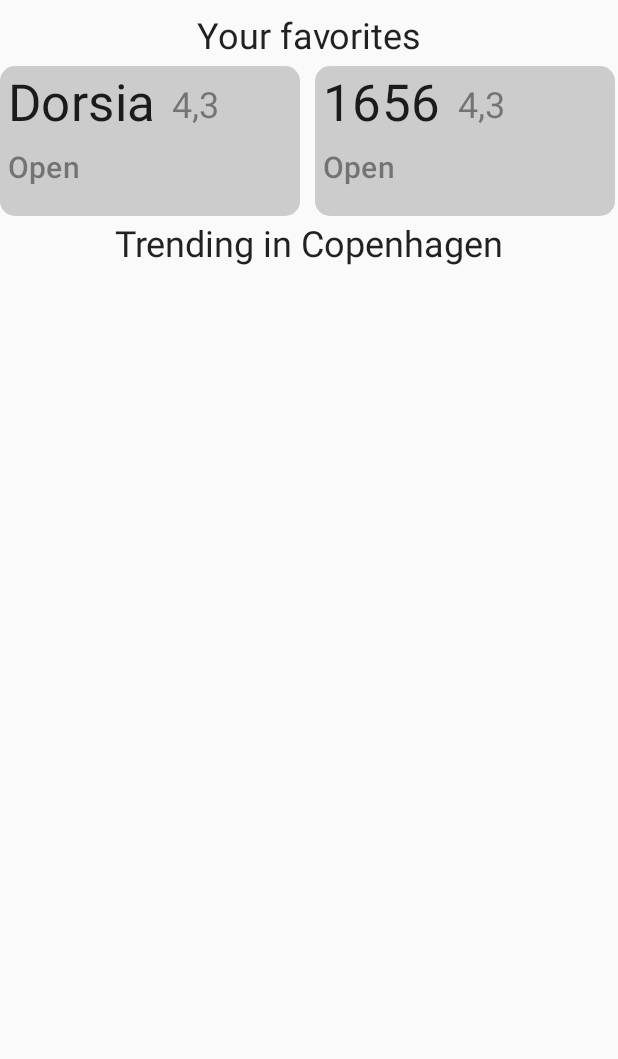
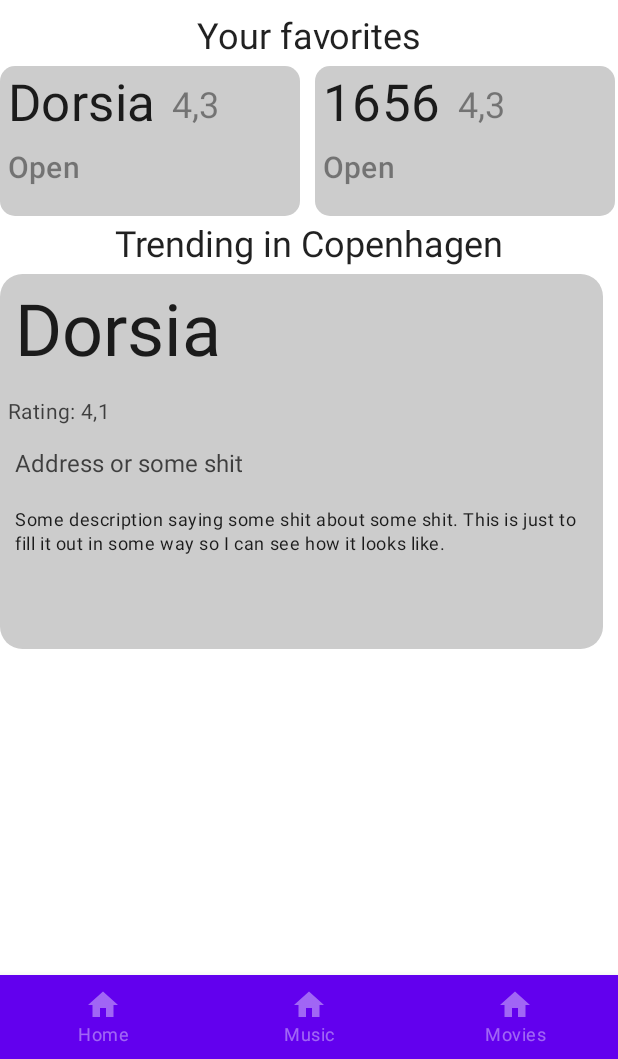
Before and after one commit to Fiedler12/NightLife, an Android app built with Jetpack Compose: the screen it shows after launch (MainActivity), after a tap on "Login", on a phone screen of 412 x 824 dp, the part 177-1236 px from its top. Run offline under Robolectric (Android 15) with nearby library versions, the phone set to English and light mode, and no system bars.

Commit message:
Implementing initial UI. HomePage currently

```diff
--- a/app/src/main/java/com/example/nightlife/MainActivity.kt
+++ b/app/src/main/java/com/example/nightlife/MainActivity.kt
@@ -8,10 +8,11 @@ import androidx.compose.foundation.layout.*
 import androidx.compose.foundation.lazy.LazyRow
 import androidx.compose.foundation.lazy.items
 import androidx.compose.foundation.shape.RoundedCornerShape
-import androidx.compose.material.Button
-import androidx.compose.material.MaterialTheme
-import androidx.compose.material.Surface
-import androidx.compose.material.Text
+import androidx.compose.material.*
+import androidx.compose.material.SnackbarDefaults.backgroundColor
+import androidx.compose.material.icons.Icons
+import androidx.compose.material.icons.filled.Home
+import androidx.compose.material.icons.materialIcon
 import androidx.compose.runtime.*
 import androidx.compose.ui.Alignment
 import androidx.compose.ui.Modifier
@@ -19,17 +20,18 @@ import androidx.compose.ui.draw.alpha
 import androidx.compose.ui.draw.clip
 import androidx.compose.ui.graphics.Color
 import androidx.compose.ui.modifier.modifierLocalConsumer
+import androidx.compose.ui.platform.LocalConfiguration
 import androidx.compose.ui.platform.LocalContext
 import androidx.compose.ui.tooling.preview.Preview
 import androidx.compose.ui.unit.dp
 import androidx.lifecycle.ViewModel
+import com.example.nightlife.model.NavigationItem
 import com.example.nightlife.ui.theme.NightLifeTheme
 import com.example.nightlife.viewmodel.HomeViewModel
 
 class MainActivity : ComponentActivity() {
 
     private val viewModel = HomeViewModel()
-
     override fun onCreate(savedInstanceState: Bundle?) {
         super.onCreate(savedInstanceState)
         setContent {
@@ -42,7 +44,12 @@ class MainActivity : ComponentActivity() {
 
 @Composable
 fun Screen(viewModel: HomeViewModel) {
-    if (viewModel.loggedIn) OverviewPage(viewModel) else Login {
+    if (viewModel.loggedIn) {
+        Scaffold(
+            bottomBar = { NavBar() },
+            content = { OverviewPage(viewModel = viewModel) })
+
+    } else Login {
         viewModel.logIn()
     }
 }
@@ -77,6 +84,14 @@ fun OverviewPage(viewModel: HomeViewModel) {
         Text(text = "Trending in Copenhagen",
         modifier = Modifier.padding(5.dp),
         style = MaterialTheme.typography.h5)
+        LazyRow(modifier = Modifier
+            .height(250.dp)
+            .fillMaxWidth(),
+        horizontalArrangement = Arrangement.spacedBy(10.dp)) {
+            items(viewModel.favoriteBars) {
+                TrendyComponent(name = it)
+            }
+        }
     }
 }
 
@@ -121,10 +136,12 @@ fun FavoriteComponent(name: String) {
 
 @Composable
 fun TrendyComponent(name: String) {
+    val configuration = LocalConfiguration.current
     Box(modifier = Modifier
         .height(250.dp)
-        .fillMaxWidth()
-        .clip(RoundedCornerShape(15.dp))) {
+        .width(configuration.screenWidthDp.dp - 10.dp)
+        .clip(RoundedCornerShape(15.dp))
+        .background(Color.LightGray)) {
         Column(modifier = Modifier.fillMaxSize()) {
             Text(
                 text = name,
@@ -141,7 +158,8 @@ fun TrendyComponent(name: String) {
             )
             Text(
                 text = "Address or some shit",
-                modifier = Modifier.padding(10.dp)
+                modifier = Modifier
+                    .padding(10.dp)
                     .alpha(0.8f),
                 style = MaterialTheme.typography.body1
             )
@@ -151,6 +169,30 @@ fun TrendyComponent(name: String) {
                 style = MaterialTheme.typography.caption
             )
 
+        }
+    }
+}
+
+@Composable
+fun NavBar() {
+    val items = listOf(
+        NavigationItem.Home,
+        NavigationItem.Map,
+        NavigationItem.Settings
+    )
+    BottomNavigation(
+        Modifier.background(Color.LightGray),
+        contentColor = Color.Black
+    ) {
+        items.forEach{item ->
+            BottomNavigationItem(
+                icon = { Icon(imageVector = Icons.Filled.Home, contentDescription = item.title) },
+                label = { Text(text = item.title)},
+                selectedContentColor = Color.White,
+                unselectedContentColor = Color.White.copy(0.4f),
+                alwaysShowLabel = true,
+                selected = false,
+                onClick = { /*TODO*/ })
         }
     }
 }
@@ -170,7 +212,9 @@ fun DefaultPreview() {
 @Composable
 fun LoggedInPreview() {
     val viewModel = HomeViewModel()
-    OverviewPage(viewModel)
+    Scaffold(
+        bottomBar = { NavBar() },
+        content = { OverviewPage(viewModel = viewModel) })
 }
 
 @Preview(showBackground = true)
@@ -184,3 +228,9 @@ fun FavoritePreview() {
 fun TrendPreview() {
     TrendyComponent(name = "BarKowski")
 }
+
+@Preview(showBackground = true)
+@Composable
+fun NavPreview() {
+    NavBar()
+}
--- /dev/null
+++ b/app/src/main/java/com/example/nightlife/model/NavigationItem.kt
@@ -0,0 +1,7 @@
+package com.example.nightlife.model
+
+sealed class NavigationItem(var route: String, var title: String) {
+    object Home : NavigationItem("home", "Home")
+    object Map : NavigationItem("music", "Music")
+    object Settings : NavigationItem("movies", "Movies")
+}
--- a/app/src/main/java/com/example/nightlife/viewmodel/HomeViewModel.kt
+++ b/app/src/main/java/com/example/nightlife/viewmodel/HomeViewModel.kt
@@ -13,13 +13,15 @@ class HomeViewModel: ViewModel() {
     var loggedIn by mutableStateOf(false)
     var user: String? = null
 
-    var favoriteBars = mutableListOf<String>("Dorsia", "1656", "Toves Vinkælder", "Kurt ravns drankerhytte")
+    var favoriteBars = mutableListOf("Dorsia", "1656", "Toves Vinkælder", "Kurt ravns drankerhytte")
     var trendingBars = mutableListOf<String>()
 
 
     fun logIn() {
-        loggedIn = !loggedIn
-        user = "TestUser"
+        viewModelScope.launch {
+            loggedIn = !loggedIn
+            user = "TestUser"
+        }
     }
 
 }
```
